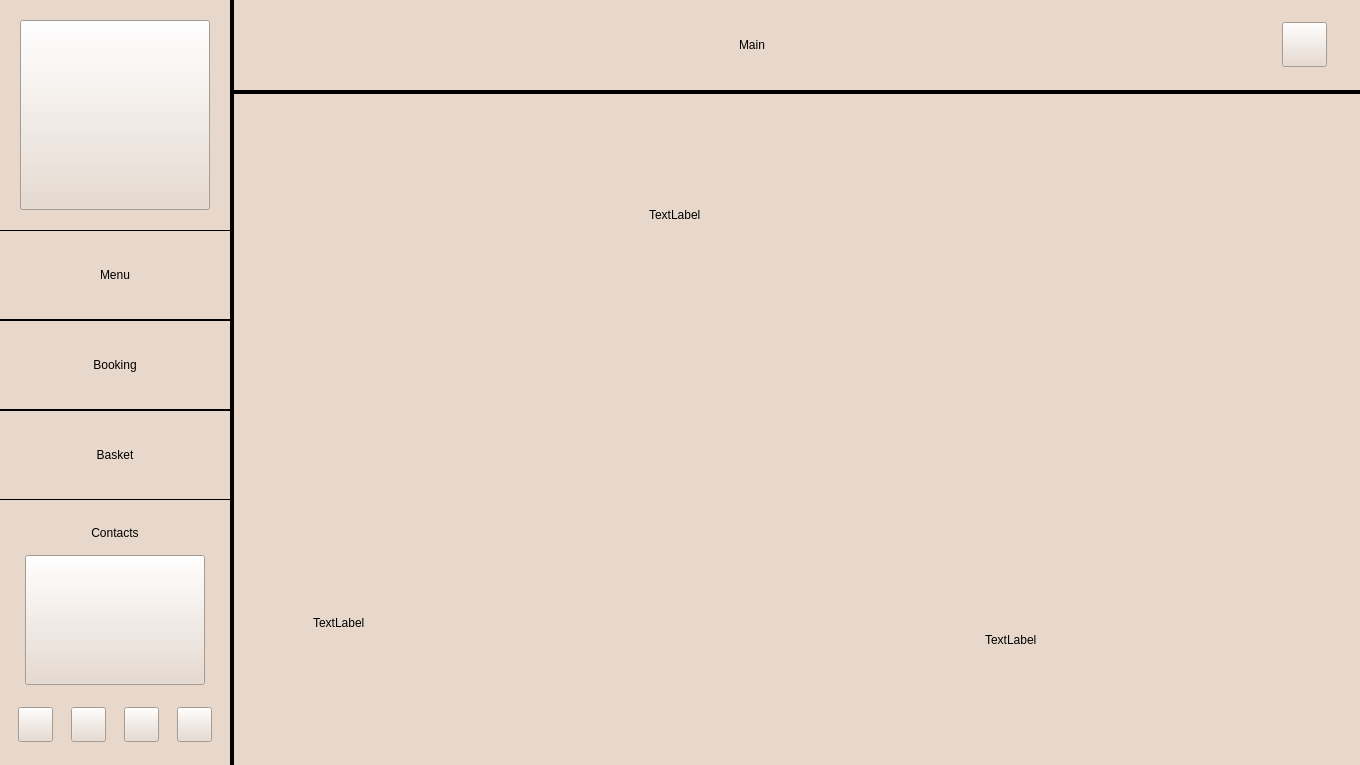
redm0unt/OurCafe, file application/mainwindow.ui: the form before one commit.
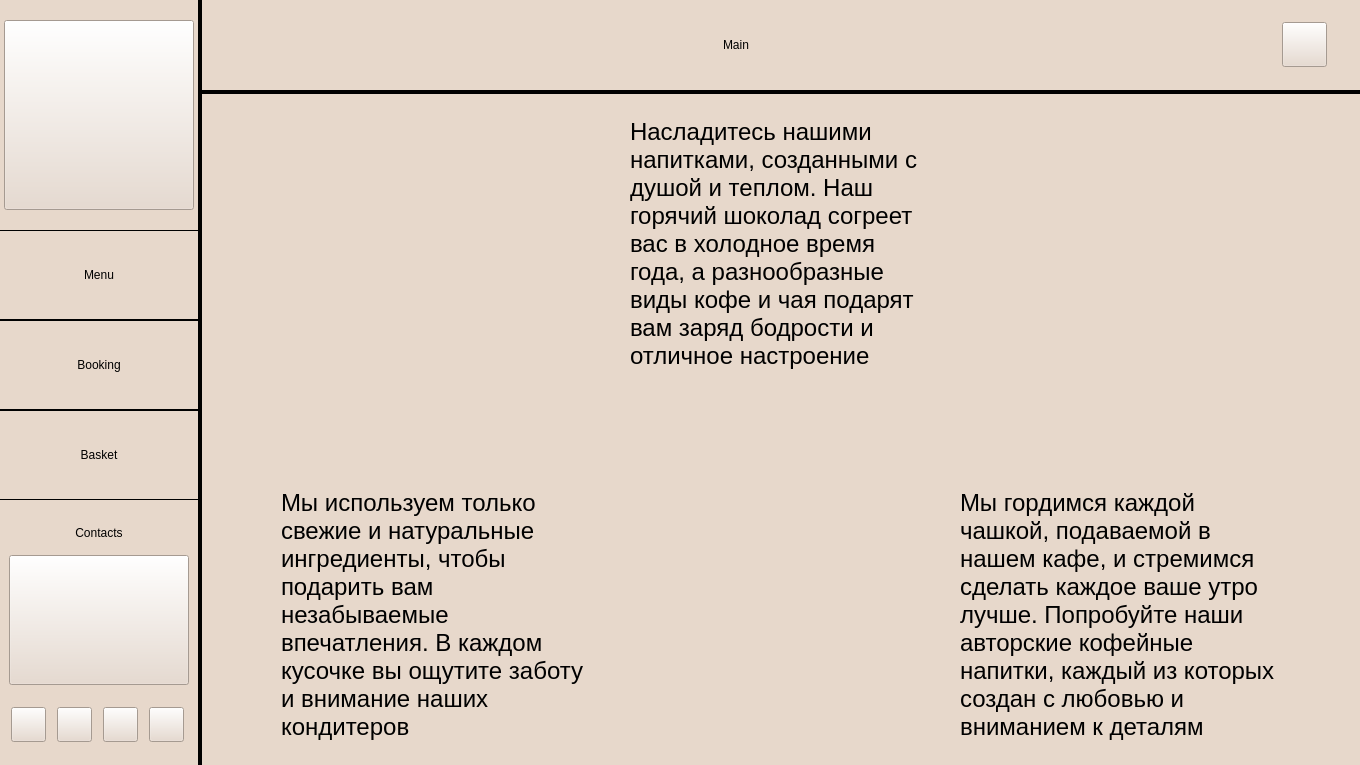
The form after the commit. Icons and pictures are not drawn.

Patch:
```diff
--- a/application/mainwindow.ui
+++ b/application/mainwindow.ui
@@ -803,9 +803,15 @@
        </item>
        <item>
         <widget class="QWidget" name="PageContent" native="true">
+         <property name="styleSheet">
+          <string notr="true"/>
+         </property>
          <layout class="QVBoxLayout" name="verticalLayout">
           <item>
            <widget class="QWidget" name="widget" native="true">
+            <property name="styleSheet">
+             <string notr="true">border-radius: 13px;</string>
+            </property>
             <layout class="QHBoxLayout" name="horizontalLayout">
              <property name="spacing">
               <number>40</number>
@@ -830,14 +836,14 @@
                <item>
                 <widget class="QLabel" name="label">
                  <property name="sizePolicy">
-                  <sizepolicy hsizetype="Preferred" vsizetype="Fixed">
+                  <sizepolicy hsizetype="Fixed" vsizetype="Fixed">
                    <horstretch>0</horstretch>
                    <verstretch>0</verstretch>
                   </sizepolicy>
                  </property>
                  <property name="minimumSize">
                   <size>
-                   <width>0</width>
+                   <width>300</width>
                    <height>380</height>
                   </size>
                  </property>
@@ -863,8 +869,29 @@
                </item>
                <item>
                 <widget class="QLabel" name="label_2">
+                 <property name="sizePolicy">
+                  <sizepolicy hsizetype="Preferred" vsizetype="Preferred">
+                   <horstretch>0</horstretch>
+                   <verstretch>0</verstretch>
+                  </sizepolicy>
+                 </property>
+                 <property name="minimumSize">
+                  <size>
+                   <width>0</width>
+                   <height>0</height>
+                  </size>
+                 </property>
                  <property name="text">
-                  <string>TextLabel</string>
+                  <string>&lt;html&gt;&lt;head/&gt;&lt;body&gt;&lt;p&gt;&lt;span style=&quot; font-size:18pt;&quot;&gt;Мы используем только свежие и натуральные ингредиенты, чтобы подарить вам незабываемые впечатления. В каждом кусочке вы ощутите заботу и внимание наших кондитеров&lt;/span&gt;&lt;/p&gt;&lt;/body&gt;&lt;/html&gt;</string>
+                 </property>
+                 <property name="textFormat">
+                  <enum>Qt::RichText</enum>
+                 </property>
+                 <property name="scaledContents">
+                  <bool>false</bool>
+                 </property>
+                 <property name="wordWrap">
+                  <bool>true</bool>
                  </property>
                 </widget>
                </item>
@@ -875,21 +902,27 @@
                <item>
                 <widget class="QLabel" name="label_3">
                  <property name="text">
-                  <string>TextLabel</string>
+                  <string>&lt;html&gt;&lt;head/&gt;&lt;body&gt;&lt;p&gt;&lt;span style=&quot; font-size:18pt;&quot;&gt;Насладитесь нашими напитками, созданными с душой и теплом. Наш горячий шоколад согреет вас в холодное время года, а разнообразные виды кофе и чая подарят вам заряд бодрости и отличное настроение&lt;/span&gt;&lt;/p&gt;&lt;/body&gt;&lt;/html&gt;</string>
+                 </property>
+                 <property name="textFormat">
+                  <enum>Qt::RichText</enum>
+                 </property>
+                 <property name="wordWrap">
+                  <bool>true</bool>
                  </property>
                 </widget>
                </item>
                <item>
                 <widget class="QLabel" name="label_4">
                  <property name="sizePolicy">
-                  <sizepolicy hsizetype="Preferred" vsizetype="Fixed">
+                  <sizepolicy hsizetype="Fixed" vsizetype="Fixed">
                    <horstretch>0</horstretch>
                    <verstretch>0</verstretch>
                   </sizepolicy>
                  </property>
                  <property name="minimumSize">
                   <size>
-                   <width>0</width>
+                   <width>290</width>
                    <height>390</height>
                   </size>
                  </property>
@@ -908,14 +941,14 @@
                <item>
                 <widget class="QLabel" name="label_5">
                  <property name="sizePolicy">
-                  <sizepolicy hsizetype="Preferred" vsizetype="Fixed">
+                  <sizepolicy hsizetype="Fixed" vsizetype="Fixed">
                    <horstretch>0</horstretch>
                    <verstretch>0</verstretch>
                   </sizepolicy>
                  </property>
                  <property name="minimumSize">
                   <size>
-                   <width>0</width>
+                   <width>290</width>
                    <height>380</height>
                   </size>
                  </property>
@@ -930,7 +963,13 @@
                <item>
                 <widget class="QLabel" name="label_6">
                  <property name="text">
-                  <string>TextLabel</string>
+                  <string>&lt;html&gt;&lt;head/&gt;&lt;body&gt;&lt;p&gt;&lt;span style=&quot; font-size:18pt;&quot;&gt;Мы гордимся каждой чашкой, подаваемой в нашем кафе, и стремимся сделать каждое ваше утро лучше. Попробуйте наши авторские кофейные напитки, каждый из которых создан с любовью и вниманием к деталям&lt;/span&gt;&lt;/p&gt;&lt;/body&gt;&lt;/html&gt;</string>
+                 </property>
+                 <property name="textFormat">
+                  <enum>Qt::RichText</enum>
+                 </property>
+                 <property name="wordWrap">
+                  <bool>true</bool>
                  </property>
                 </widget>
                </item>
```
